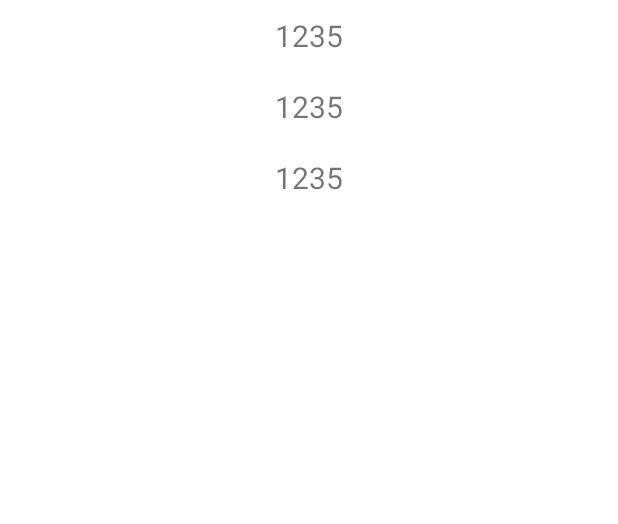
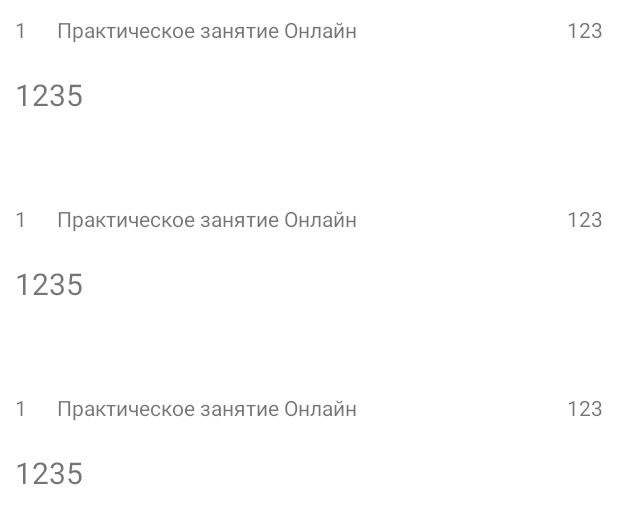
Before and after one commit to VyachAndreev/HSE, an Android app: the layout fragment_lessons.xml on its own in the app's theme, with its tools: preview values and no code run, on a phone screen of 412 x 824 dp. Shown: the top 524 px of the screen. Run offline under Robolectric (Android 15) with nearby library versions, the phone set to English and light mode, and no system bars.

Commit message:
item_layout_changed

```diff
--- a/app/src/main/res/values/themes.xml
+++ b/app/src/main/res/values/themes.xml
@@ -5,12 +5,8 @@
         <item name="colorPrimary">@color/purple_500</item>
         <item name="colorPrimaryVariant">@color/purple_700</item>
         <item name="colorOnPrimary">@color/white</item>
-        <!-- Secondary brand color. -->
-        <item name="colorSecondary">@color/teal_200</item>
-        <item name="colorSecondaryVariant">@color/teal_700</item>
-        <item name="colorOnSecondary">@color/black</item>
         <!-- Status bar color. -->
-        <item name="android:statusBarColor" tools:targetApi="l">?attr/colorPrimaryVariant</item>
+        <item name="android:statusBarColor" tools:targetApi="l">@color/material_on_surface_stroke</item>
         <!-- Customize your theme here. -->
     </style>
 </resources>
--- a/core/src/main/java/com/andreev/core/api_interfaces/API.kt
+++ b/core/src/main/java/com/andreev/core/api_interfaces/API.kt
@@ -8,7 +8,7 @@ interface API {
     @Throws(retrofit2.HttpException::class)
     @GET(lessonsUrl)
     suspend fun getLessons(
-        @Query("email") email: String = "vsreev@edu.hse.ru",
+        @Query("email") email: String = "vsandreev@edu.hse.ru",
         @Query("start") startDate: String? = "2021-09-10",
         @Query("end") endDate: String? = "2021-09-10"
     ) : Array<Lesson>
--- a/flow_lessons/src/main/res/layout/item_lesson.xml
+++ b/flow_lessons/src/main/res/layout/item_lesson.xml
@@ -5,11 +5,50 @@
     android:layout_height="wrap_content">
 
     <TextView
-        android:id="@+id/title_tv"
+        android:id="@+id/number_tv"
         android:layout_width="wrap_content"
         android:layout_height="wrap_content"
+        android:layout_alignParentStart="true"
+        android:layout_alignParentTop="true"
+        android:layout_margin="10dp"
+        tools:text="1" />
+
+    <TextView
+        android:id="@+id/type_tv"
+        android:layout_width="wrap_content"
+        android:layout_height="wrap_content"
+        android:layout_margin="10dp"
+        android:layout_toStartOf="@id/time_tv"
+        android:layout_toEndOf="@id/number_tv"
+        tools:text="Практическое занятие Онлайн" />
+
+    <TextView
+        android:id="@+id/time_tv"
+        android:layout_width="wrap_content"
+        android:layout_height="wrap_content"
+        android:layout_alignParentTop="true"
+        android:layout_alignParentEnd="true"
+        android:layout_margin="10dp"
+        tools:text="123" />
+
+    <TextView
+        android:id="@+id/title_tv"
+        android:layout_width="match_parent"
+        android:layout_height="wrap_content"
+        android:layout_below="@id/type_tv"
         android:layout_centerHorizontal="true"
-        android:layout_margin="10dp"
+        android:layout_marginStart="10dp"
+        android:layout_marginTop="10dp"
+        android:layout_marginEnd="10dp"
+        android:layout_marginBottom="10dp"
+        android:gravity="start"
         android:textSize="20sp"
-        tools:text="1235"/>
+        tools:text="1235" />
+
+    <TextView
+        android:id="@+id/description_tv"
+        android:layout_width="match_parent"
+        android:layout_height="wrap_content"
+        android:layout_below="@id/title_tv"
+        android:layout_margin="10dp"/>
 </RelativeLayout>
```
Also changed, not shown: core/src/main/java/com/andreev/core/utils/DateUtils.kt (added, +11 -0 lines), data/src/main/java/com/andreev/data/models/Lesson.kt (+7 -4 lines), flow_lessons/src/main/java/com/andreev/lessons_flow/ui/_adapters/LessonAdapter.kt (+13 -1 lines).
